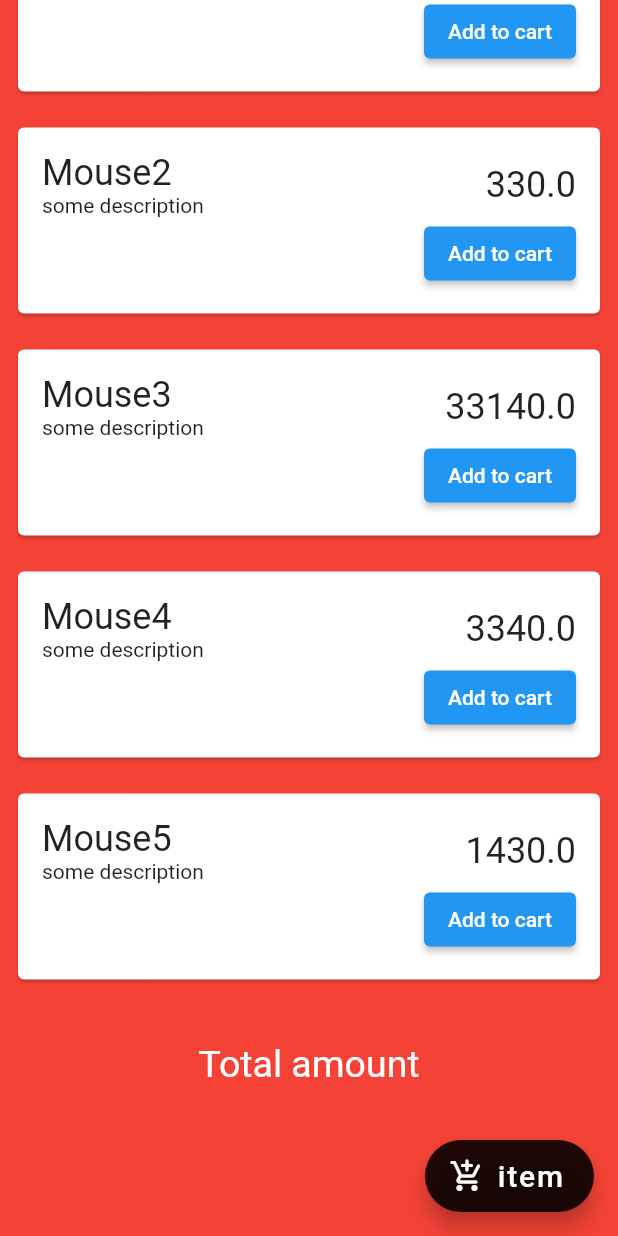
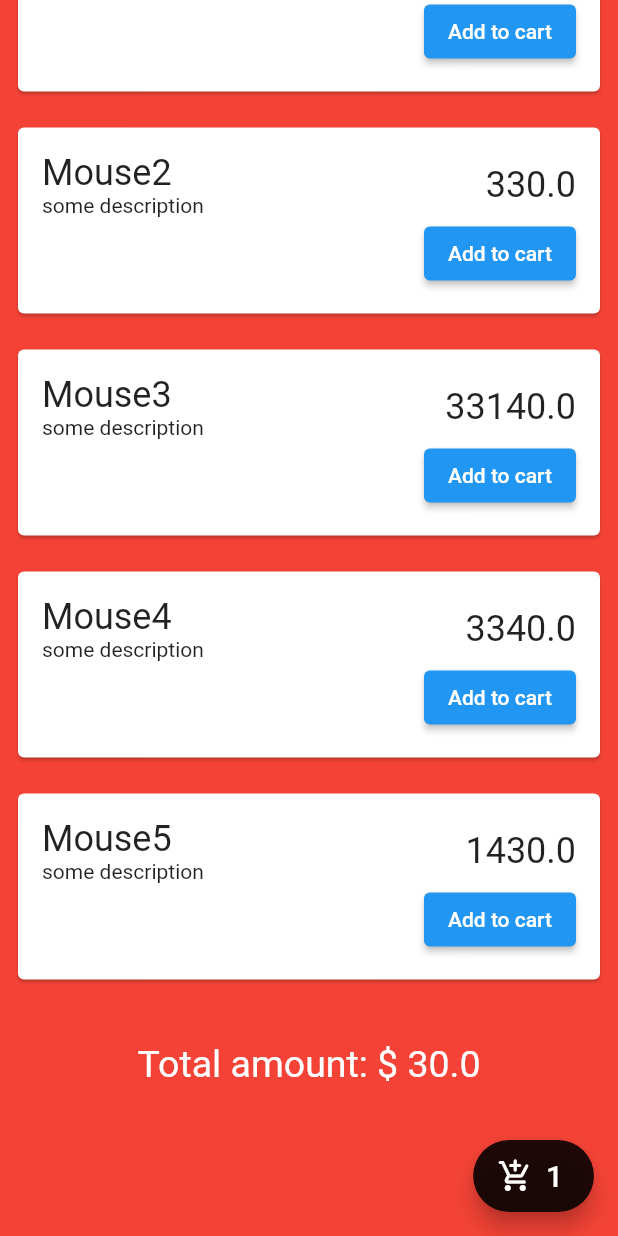
Before and after one commit to kokoball/get_x_project, a Flutter app: the screen it shows after launch, scrolled down 75 dp, after a tap on "Add to cart", on a phone screen of 412 x 824 dp. Run offline on Flutter 3.47's test engine with Material 2 defaults, Android fonts, the phone set to English and light mode, and no system bars; our stand-ins replace get.

Commit message:
shopping page 완성

```diff
--- /dev/null
+++ b/lib/controller/cart_controller.dart
@@ -0,0 +1,13 @@
+import 'package:get/get.dart';
+import '../model/product.dart';
+
+class CartController extends GetxController {
+  var cartItems = <Product>[].obs;
+
+  double get totalPrice => cartItems.fold(0, (e, item) => e + item.price);
+  int get count => cartItems.length;
+
+  void addToItem(Product product) {
+    cartItems.add(product);
+  }
+}
--- a/lib/controller/shopping_controller.dart
+++ b/lib/controller/shopping_controller.dart
@@ -1,5 +1,4 @@
 import 'package:get/get.dart';
-
 import '../model/product.dart';
 
 class ShoppingController extends GetxController {
--- a/lib/view/shopping_page.dart
+++ b/lib/view/shopping_page.dart
@@ -1,11 +1,13 @@
 import 'package:flutter/material.dart';
 import 'package:get/get.dart';
 
+import '../controller/cart_controller.dart';
 import '../controller/shopping_controller.dart';
 
 class ShoppingPage extends StatelessWidget {
   ShoppingPage({Key? key}) : super(key: key);
   final shoppingController = Get.put(ShoppingController());
+  final cartController = Get.put(CartController());
 
   @override
   Widget build(BuildContext context) {
@@ -50,7 +52,10 @@ class ShoppingPage extends StatelessWidget {
                               ],
                             ),
                             ElevatedButton(
-                              onPressed: () {},
+                              onPressed: () {
+                                cartController
+                                    .addToItem(controller.products[index]);
+                              },
                               child: const Text('Add to cart'),
                             )
                           ],
@@ -64,9 +69,13 @@ class ShoppingPage extends StatelessWidget {
         const SizedBox(
           height: 30,
         ),
-        const Text(
-          'Total amount',
-          style: TextStyle(fontSize: 25, color: Colors.white),
+        GetX<CartController>(
+          builder: (controller) {
+            return Text(
+              'Total amount: \$ ${controller.totalPrice}',
+              style: const TextStyle(fontSize: 25, color: Colors.white),
+            );
+          },
         ),
         const SizedBox(
           height: 100,
@@ -74,11 +83,15 @@ class ShoppingPage extends StatelessWidget {
       ]),
       floatingActionButton: FloatingActionButton.extended(
         onPressed: () {},
-        label: const Text(
-          'item',
-          style: TextStyle(
-            fontSize: 20,
-          ),
+        label: GetX<CartController>(
+          builder: (controller) {
+            return Text(
+              cartController.count.toString(),
+              style: const TextStyle(
+                fontSize: 20,
+              ),
+            );
+          },
         ),
         icon: const Icon(
           Icons.add_shopping_cart_rounded,
```
